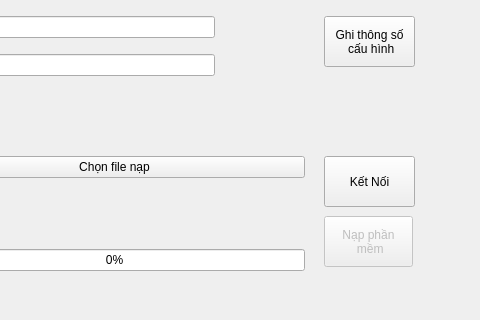
Qt form views/mc.ui (CongPV121/SDT) before a commit; both pictures show x 196 to 676 and y 214 to 534 of the 676 by 534 pixel window.
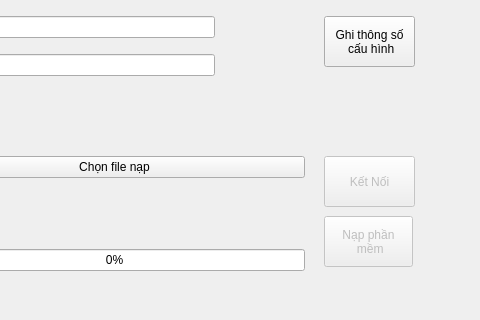
The same form after that commit.

Patch:
```diff
--- a/views/mc.ui
+++ b/views/mc.ui
@@ -240,6 +240,9 @@
    </layout>
   </widget>
   <widget class="QPushButton" name="connect_dut">
+   <property name="enabled">
+    <bool>false</bool>
+   </property>
    <property name="geometry">
     <rect>
      <x>520</x>
```
